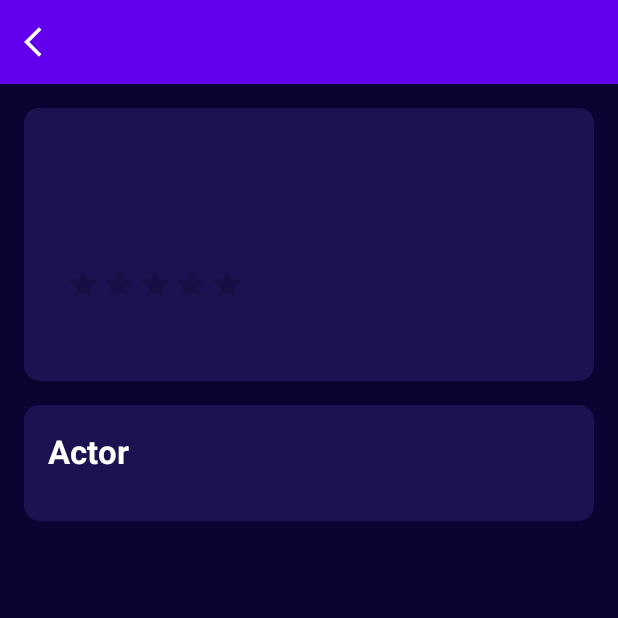
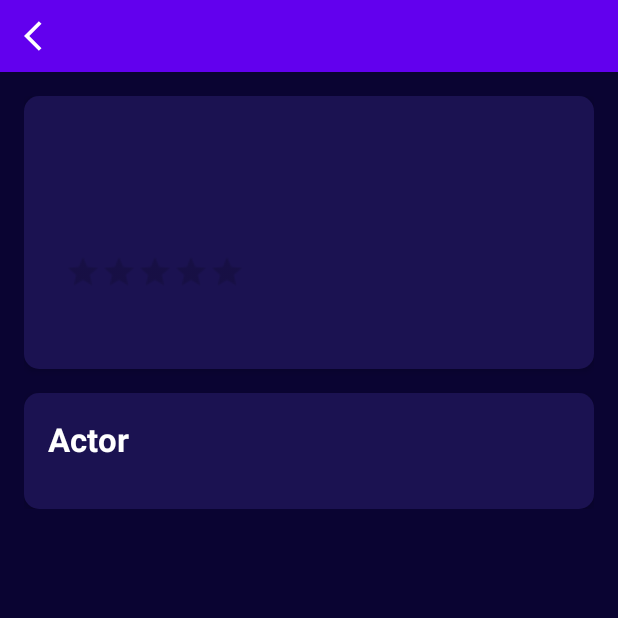
Before and after one commit to JHyeonah/MovieApp-MVVM, an Android app: the fragment MovieDetailFragment placed in its activity, on a phone screen of 412 x 824 dp, the top half of it. Run offline under Robolectric (Android 15) with nearby library versions, the phone set to English and light mode, and no system bars; our stand-ins replace Dagger/Hilt's generated code, data binding; plain views replace CircleIndicator3; network calls fail; pictures from the network do not load; 3 statements that could not run were skipped.

Commit message:
collapsing toolbar 동작 조정

```diff
--- a/app/src/main/res/layout/fragment_movie_detail.xml
+++ b/app/src/main/res/layout/fragment_movie_detail.xml
@@ -35,6 +35,8 @@
                 tools:text="title"
                 app:titleEnabled="false"
                 app:layout_scrollFlags="scroll|exitUntilCollapsed"
+                app:contentScrim="@color/deepGray"
+                app:title="@{movie.title}"
                 app:toolbarId="@id/toolbar">
 
                 <androidx.constraintlayout.widget.ConstraintLayout
@@ -43,8 +45,7 @@
                     <androidx.viewpager2.widget.ViewPager2
                     android:id="@+id/image_view_pager"
                     android:layout_width="match_parent"
-                    android:layout_height="wrap_content"
-                    android:background="@color/colorPrimary"/>
+                    android:layout_height="wrap_content"/>
                     <me.relex.circleindicator.CircleIndicator3
                         android:id="@+id/image_indicator"
                         android:layout_width="wrap_content"
@@ -57,9 +58,12 @@
                 <com.google.android.material.appbar.MaterialToolbar
                     android:id="@+id/toolbar"
                     android:layout_width="match_parent"
-                    android:layout_height="?attr/actionBarSize"
+                    android:layout_height="48dp"
                     app:contentInsetStartWithNavigation="0dp"
-                    app:navigationIcon="@drawable/ic_arrow_back"/>
+                    app:navigationIcon="@drawable/ic_arrow_back"
+                    app:layout_collapseMode="pin"
+                    app:titleTextColor="@color/white"
+                    android:background="@android:color/transparent"/>
 
             </com.google.android.material.appbar.CollapsingToolbarLayout>
         </com.google.android.material.appbar.AppBarLayout>
```
